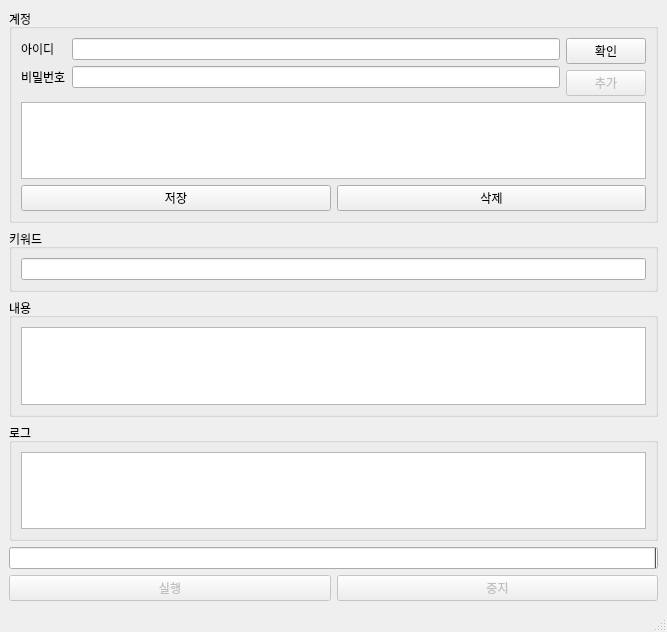
Woochang4862/BANDCreateChatMacro, file ui/send_message_macro_v2.ui: the form before one commit.
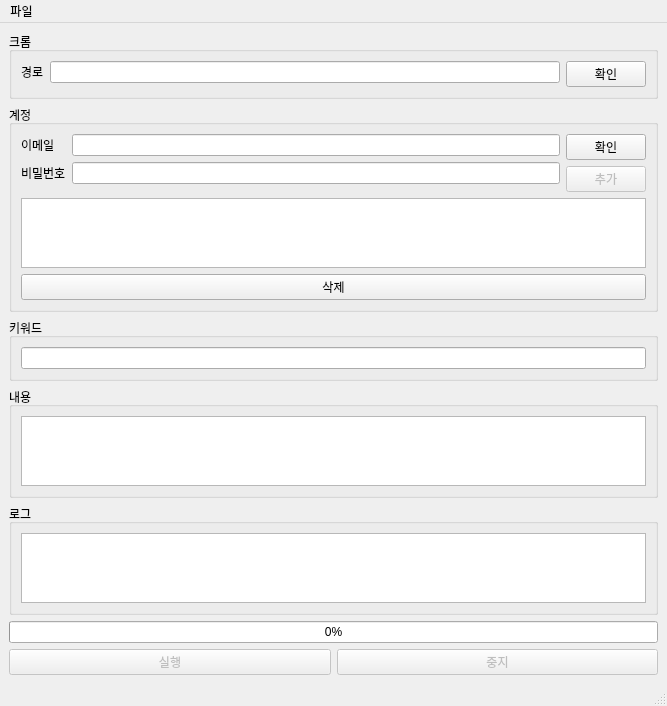
The form after the commit.

What changed in the file:
```diff
--- a/ui/send_message_macro_v2.ui
+++ b/ui/send_message_macro_v2.ui
@@ -7,7 +7,7 @@
     <x>0</x>
     <y>0</y>
     <width>667</width>
-    <height>632</height>
+    <height>653</height>
    </rect>
   </property>
   <property name="windowTitle">
@@ -15,6 +15,39 @@
   </property>
   <widget class="QWidget" name="centralwidget">
    <layout class="QVBoxLayout" name="verticalLayout">
+    <item>
+     <widget class="QGroupBox" name="chrome_group">
+      <property name="title">
+       <string>크롬</string>
+      </property>
+      <layout class="QHBoxLayout" name="horizontalLayout_2">
+       <item>
+        <layout class="QFormLayout" name="formLayout">
+         <item row="0" column="0">
+          <widget class="QLabel" name="chrome_label">
+           <property name="text">
+            <string>경로</string>
+           </property>
+           <property name="buddy">
+            <cstring>chrome_edit</cstring>
+           </property>
+          </widget>
+         </item>
+         <item row="0" column="1">
+          <widget class="QLineEdit" name="chrome_edit"/>
+         </item>
+        </layout>
+       </item>
+       <item>
+        <widget class="QPushButton" name="validation_chrome_btn">
+         <property name="text">
+          <string>확인</string>
+         </property>
+        </widget>
+       </item>
+      </layout>
+     </widget>
+    </item>
     <item>
      <layout class="QHBoxLayout" name="horizontalLayout_5">
       <item>
@@ -32,7 +65,7 @@
                <item row="0" column="0">
                 <widget class="QLabel" name="id_label">
                  <property name="text">
-                  <string>아이디</string>
+                  <string>이메일</string>
                  </property>
                  <property name="buddy">
                   <cstring>id_edit</cstring>
@@ -93,13 +126,6 @@
            </item>
            <item>
             <layout class="QHBoxLayout" name="horizontalLayout_7">
-             <item>
-              <widget class="QPushButton" name="account_save_btn">
-               <property name="text">
-                <string>저장</string>
-               </property>
-              </widget>
-             </item>
              <item>
               <widget class="QPushButton" name="account_delete_btn">
                <property name="text">
@@ -174,8 +200,8 @@
       <property name="orientation">
        <enum>Qt::Horizontal</enum>
       </property>
-      <property name="textDirection">
-       <enum>QProgressBar::TopToBottom</enum>
+      <property name="invertedAppearance">
+       <bool>true</bool>
       </property>
      </widget>
     </item>
@@ -206,6 +232,31 @@
    </layout>
   </widget>
   <widget class="QStatusBar" name="statusbar"/>
+  <widget class="QMenuBar" name="menuBar">
+   <property name="geometry">
+    <rect>
+     <x>0</x>
+     <y>0</y>
+     <width>667</width>
+     <height>21</height>
+    </rect>
+   </property>
+   <widget class="QMenu" name="menu">
+    <property name="title">
+     <string>파일</string>
+    </property>
+    <addaction name="actionSave"/>
+   </widget>
+   <addaction name="menu"/>
+  </widget>
+  <action name="actionSave">
+   <property name="text">
+    <string>Save</string>
+   </property>
+   <property name="shortcut">
+    <string>Ctrl+S</string>
+   </property>
+  </action>
  </widget>
  <resources/>
  <connections>
```
Left out of the diff: 68 changed lines with no effect on the pictures.
